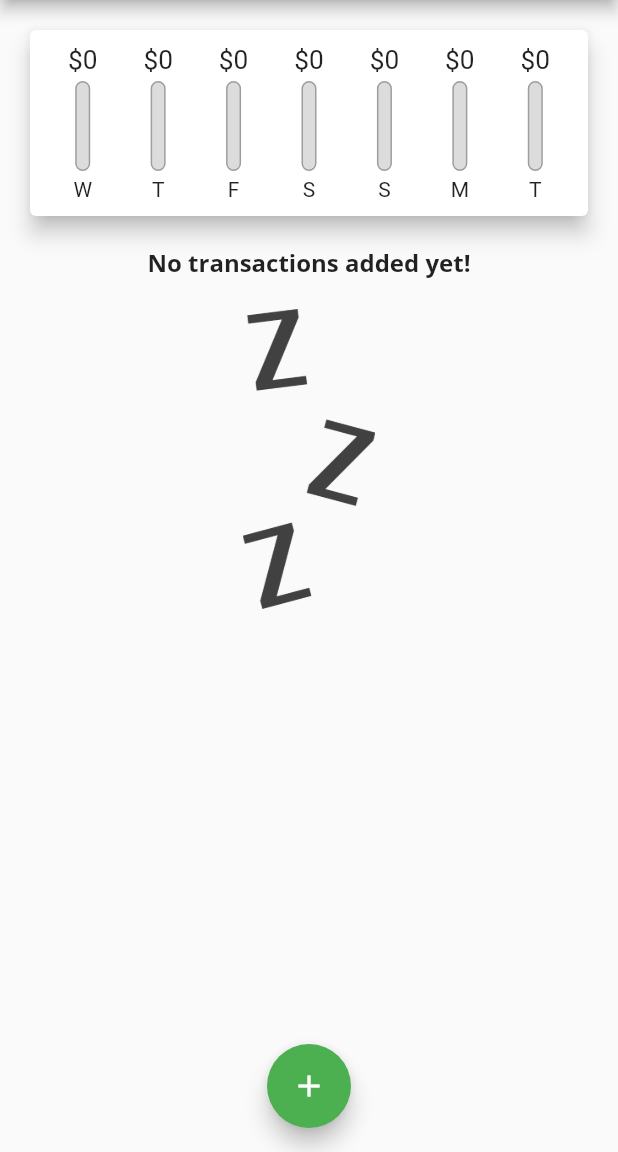
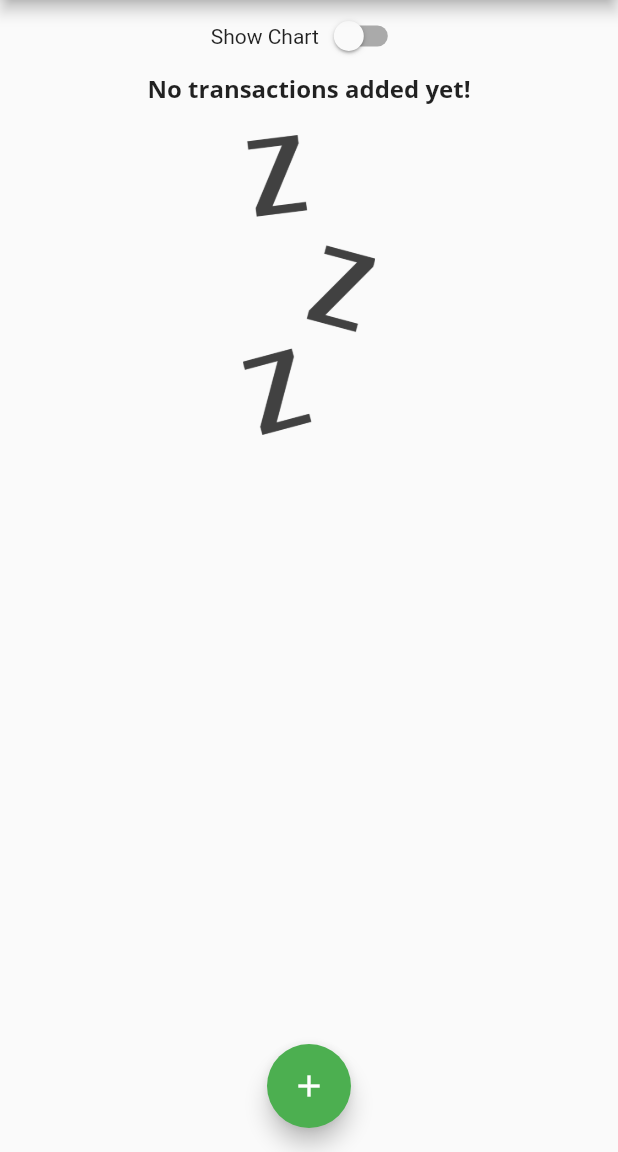
Before and after one commit to AlvaroBishop/personal_expenses_app_Flutter, a Flutter app: the screen it shows after launch, on a phone screen of 412 x 824 dp, the part 84-1236 px from its top. Run offline on Flutter 3.47's test engine with Material 2 defaults, Android fonts, the phone set to English and light mode, and no system bars; Roboto replaces fonts that are missing (Open Sans).

Commit message:
add responsive for main.dart

```diff
--- a/lib/main.dart
+++ b/lib/main.dart
@@ -1,10 +1,16 @@
 import 'package:flutter/material.dart';
+import 'package:flutter/services.dart';
 import 'package:personal_expenses_app/models/transaction.dart';
 import 'package:personal_expenses_app/widgets/chart.dart';
 import 'package:personal_expenses_app/widgets/new_transaction.dart';
 import 'package:personal_expenses_app/widgets/transactions_list.dart';
 
 void main() {
+  // WidgetsFlutterBinding.ensureInitialized();
+  // SystemChrome.setPreferredOrientations([
+  //   DeviceOrientation.portraitUp,
+  //   DeviceOrientation.portraitDown,
+  //   ]);
   runApp(const MyApp());
 }
 
@@ -49,6 +55,8 @@ class _MyHomePageState extends State<MyHomePage> {
   final amountController = TextEditingController();
   final List<Transaction> _userTransactions = [];
 
+  bool _showChart = false;
+
   List<Transaction> get _recentTransactions {
     return _userTransactions.where((tx) {
       return tx.date.isAfter(
@@ -86,8 +94,7 @@ class _MyHomePageState extends State<MyHomePage> {
 
   @override
   Widget build(BuildContext context) {
-    return Scaffold(
-        appBar: AppBar(
+    final appBar = AppBar(
           title: const Text(
             'Personal Expenses',
             style: TextStyle(fontFamily: 'Open Sans'),
@@ -99,12 +106,35 @@ class _MyHomePageState extends State<MyHomePage> {
               onPressed: () => _startAddNewTransaction(context),
             ),
           ],
-        ),
+        );
+    return Scaffold(
+        appBar: appBar,
         body: Column(
           crossAxisAlignment: CrossAxisAlignment.stretch,
           children: <Widget>[
-            Chart(recentTransactions: _recentTransactions),
-            Expanded(
+            Row(
+              mainAxisAlignment: MainAxisAlignment.center,
+              children: [
+                Text('Show Chart'),
+                Switch(value: _showChart, onChanged: (value) {
+                  setState(() {
+                    _showChart = value;
+                  });
+                },)
+              ],
+            ),
+            _showChart
+            ? Container(
+              height: (MediaQuery.of(context).size.height -
+                      appBar.preferredSize.height -
+                      MediaQuery.of(context).padding.top) *
+                  0.7,
+                  child: Chart(recentTransactions: _recentTransactions))
+            : Container(
+              height: (MediaQuery.of(context).size.height -
+                      appBar.preferredSize.height -
+                      MediaQuery.of(context).padding.top) *
+                  0.7,
               child: TransactionList(
                 transactions: _userTransactions,
                 deleteTransaction: _deleteTransaction,
--- a/lib/widgets/chart_bar.dart
+++ b/lib/widgets/chart_bar.dart
@@ -13,18 +13,19 @@ class ChartBar extends StatelessWidget {
 
   @override
   Widget build(BuildContext context) {
-    return Column(
+    return LayoutBuilder(builder: (ctx, constraints) {
+      return Column(
       children: [
         Container(
-          height: 20,
+          height: constraints.maxHeight * 0.15,
           child:
               FittedBox(child: Text('\$${spendingAmount.toStringAsFixed(0)}')),
         ),
-        const SizedBox(
-          height: 4,
+        SizedBox(
+          height: constraints.maxHeight * 0.05,
         ),
         Container(
-          height: 60,
+          height: constraints.maxHeight * 0.6,
           width: 10,
           child: Stack(
             alignment: Alignment.bottomCenter,
@@ -49,10 +50,12 @@ class ChartBar extends StatelessWidget {
           ),
         ),
         SizedBox(
-          height: 4,
+          height: constraints.maxHeight * 0.05,
         ),
-        Text(label),
+        Container(height: constraints.maxHeight * 0.15, child: FittedBox(child: Text(label))),
       ],
     );
+    },);
+
   }
 }
```
